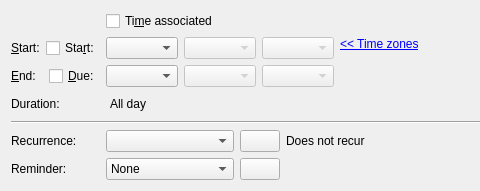
Qt form incidenceeditors/incidenceeditor-ng/incidencedatetime.ui (chusopr/kdepim-ktimetracker-akonadi) before a commit; both pictures show x 0 to 480 and y 0 to 191 of the 693 by 191 pixel window.
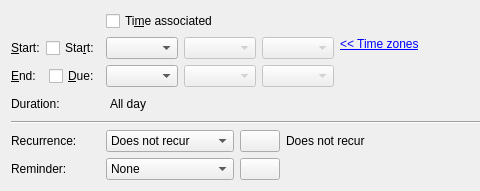
The same form after that commit. Custom widgets are drawn as their Qt base class.

```diff
--- a/incidenceeditors/incidenceeditor-ng/incidencedatetime.ui
+++ b/incidenceeditors/incidenceeditor-ng/incidencedatetime.ui
@@ -307,6 +307,16 @@
          <verstretch>0</verstretch>
         </sizepolicy>
        </property>
+       <item>
+        <property name="text">
+         <string>Does not recur</string>
+        </property>
+       </item>
+       <item>
+        <property name="text">
+         <string>Custom</string>
+        </property>
+       </item>
       </widget>
      </item>
      <item row="0" column="1">
```
